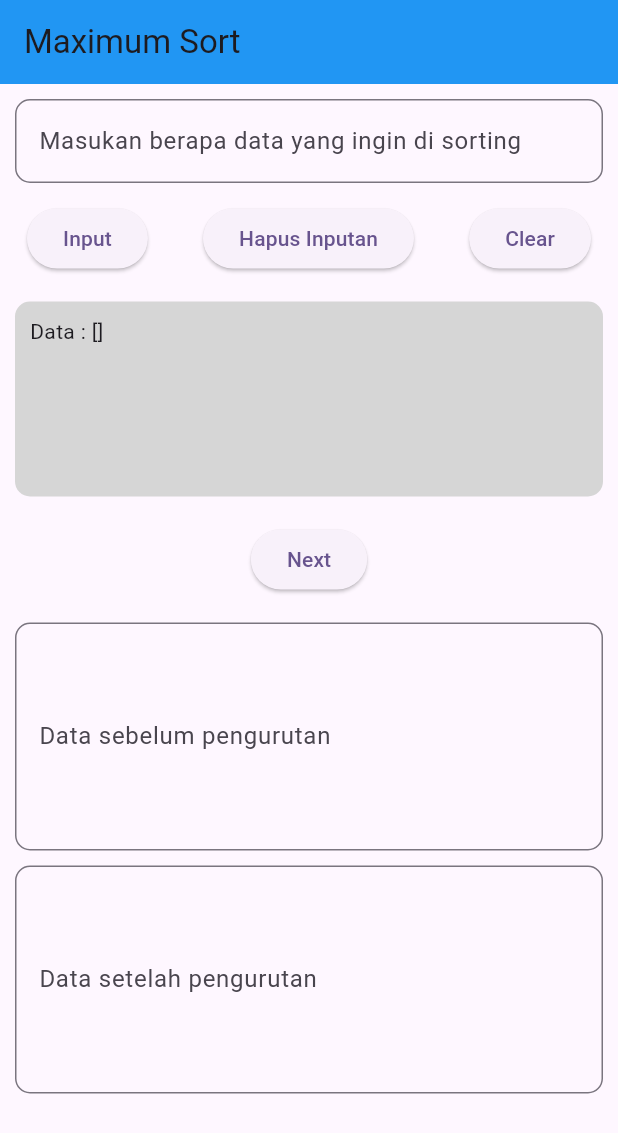
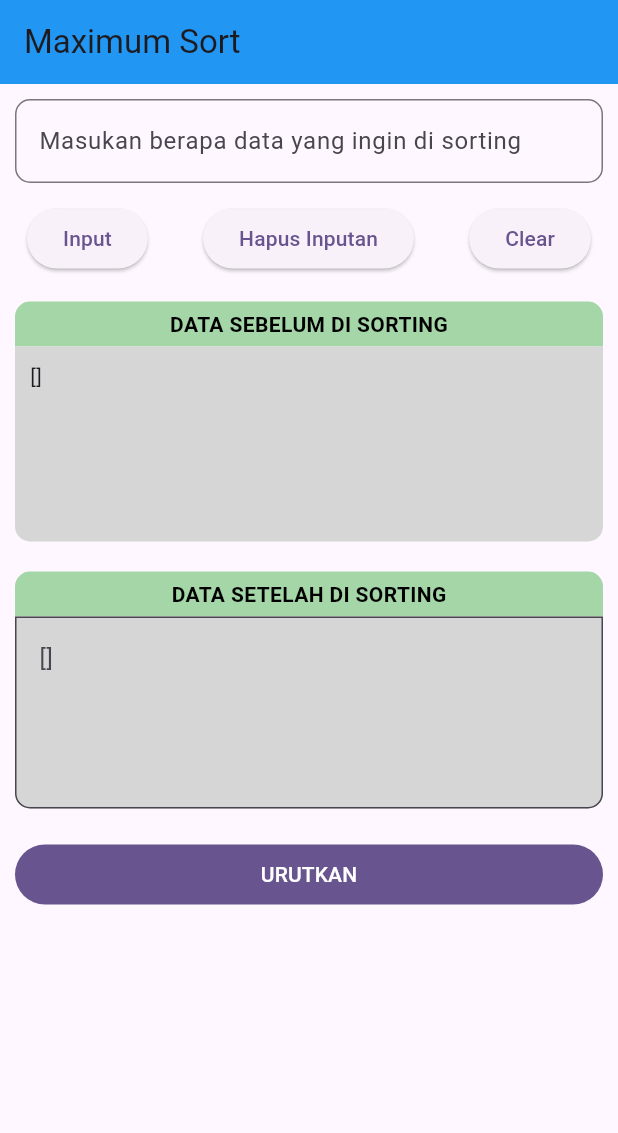
Before and after one commit to aurelioo29/UTS-FLUTTER, a Flutter app: the screen it shows after launch, on a phone screen of 412 x 824 dp. Shown: the top 1133 px of the screen. Run offline on Flutter 3.47's test engine with Material 2 defaults, Android fonts, the phone set to English and light mode, and no system bars.

Commit message:
add maximum sort logic & some bug feature (not stable)

```diff
--- a/lib/contoh.dart
+++ b/lib/contoh.dart
@@ -146,7 +146,7 @@ class _BubleSortPageState extends State<BubleSortPage> {
                           tecSblmUrut.text = dataNotSort;
 
                           bubbleSort(list);
-                          debugPrint('Urut data : ${list}');
+                          Text('Urut data : ${list}');
                         });
                       }
                     },
--- a/lib/main.dart
+++ b/lib/main.dart
@@ -36,6 +36,7 @@ class MyApp extends StatelessWidget {
         useMaterial3: true,
       ),
       home: const SortPages(),
+      //BubleSortPage()
     );
   }
 }
--- a/lib/sort.dart
+++ b/lib/sort.dart
@@ -8,10 +8,35 @@ class SortPages extends StatefulWidget {
 }
 
 class _SortPagesState extends State<SortPages> {
+  // variabel untuk form
   final formKey = GlobalKey<FormState>();
   // variabel untuk mengahapus inputan
   TextEditingController _textController = TextEditingController();
   var list = [];
+  // Declare listBeforeSorting as an instance variable
+  var listBeforeSorting = [];
+
+  // final tecStlhUrut = TextEditingController();
+
+  void sorting(List list) {
+    int panjang = list.length;
+
+    for (int i = 0; i < panjang - 1; i++) {
+      int imaks = i;
+
+      // Mencari indeks nilai maksimum dalam sisa list
+      for (int j = i + 1; j < panjang; j++) {
+        if (list[j].compareTo(list[imaks]) > 0) {
+          imaks = j;
+        }
+      }
+
+      // Menukar nilai maksimum dengan nilai pada indeks i
+      int temp = list[i];
+      list[i] = list[imaks];
+      list[imaks] = temp;
+    }
+  }
 
   @override
   Widget build(BuildContext context) {
@@ -131,61 +156,104 @@ class _SortPagesState extends State<SortPages> {
                 SizedBox(
                   height: 10,
                 ),
+                Container(
+                  height: 30,
+                  width: double.infinity,
+                  child: Align(
+                    alignment: Alignment.center,
+                    child: Text(
+                      'DATA SEBELUM DI SORTING',
+                      style: TextStyle(
+                        color: Colors.black,
+                        fontWeight: FontWeight.bold,
+                      ),
+                    ),
+                  ),
+                  decoration: BoxDecoration(
+                    color: Colors.green[200],
+                    borderRadius: BorderRadius.only(
+                      topLeft: Radius.circular(10),
+                      topRight: Radius.circular(10),
+                    ),
+                  ),
+                ),
                 // Bagian Input Data Yang Sudah Di tentukan di Atas (TAHAP 2)
                 Container(
-                  child: Text('Data : ${list}'),
+                  child: Text('${list}'),
                   padding: EdgeInsets.all(10),
                   height: 130,
                   width: double.infinity,
                   decoration: BoxDecoration(
-                    borderRadius: BorderRadius.circular(10),
+                    borderRadius: BorderRadius.only(
+                        bottomLeft: Radius.circular(10),
+                        bottomRight: Radius.circular(10)),
                     color: Colors.grey[350],
                   ),
                 ),
                 SizedBox(
                   height: 10,
                 ),
-                ButtonBar(
-                  alignment: MainAxisAlignment.center,
-                  children: [
-                    ElevatedButton(
-                      onPressed: () {
-                        setState(
-                          () {},
-                        );
-                      },
-                      child: Text("Next"),
-                    ),
-                  ],
-                ),
                 SizedBox(
                   height: 10,
                 ),
+                Container(
+                  height: 30,
+                  width: double.infinity,
+                  child: Align(
+                    alignment: Alignment.center,
+                    child: Text(
+                      'DATA SETELAH DI SORTING',
+                      style: TextStyle(
+                        color: Colors.black,
+                        fontWeight: FontWeight.bold,
+                      ),
+                    ),
+                  ),
+                  decoration: BoxDecoration(
+                    color: Colors.green[200],
+                    borderRadius: BorderRadius.only(
+                      topLeft: Radius.circular(10),
+                      topRight: Radius.circular(10),
+                    ),
+                  ),
+                ),
                 // Bagian Data Yang Sudah Di Tentukan (TAHAP 3)
-                TextField(
-                  maxLines: 5,
+                TextFormField(
+                  maxLines: 4,
                   readOnly: true,
                   // controller: tecStlhUrut,
                   decoration: InputDecoration(
-                    labelText: 'Data sebelum pengurutan',
+                    hintText: '${list}',
+                    fillColor: Colors.grey[350],
+                    filled: true,
                     border: OutlineInputBorder(
-                      borderRadius: BorderRadius.circular(10),
+                      borderRadius: BorderRadius.only(
+                        bottomLeft: Radius.circular(10),
+                        bottomRight: Radius.circular(10),
+                      ),
                     ),
                   ),
                 ),
                 SizedBox(
                   height: 10,
                 ),
-                // Bagian Data Yang Sudah Di Tentukan (TAHAP 3)
-                TextField(
-                  maxLines: 5,
-                  readOnly: true,
-                  // controller: tecStlhUrut,
-                  decoration: InputDecoration(
-                    labelText: 'Data setelah pengurutan',
-                    border: OutlineInputBorder(
-                      borderRadius: BorderRadius.circular(10),
-                    ),
+                SizedBox(
+                  height: 10,
+                ),
+                Container(
+                  width: double.infinity,
+                  child: FilledButton(
+                    onPressed: () {
+                      List<int> listBeforeSorting = List.from(list);
+                      setState(() {
+                        sorting(list);
+                        // Menampilkan list sebelum diurutkan
+                        debugPrint('Sebelum sorting: ${listBeforeSorting}');
+                        // Menampilkan list setelah diurutkan
+                        debugPrint('Setelah sorting: ${list}');
+                      });
+                    },
+                    child: Text('URUTKAN'),
                   ),
                 ),
               ],
```
